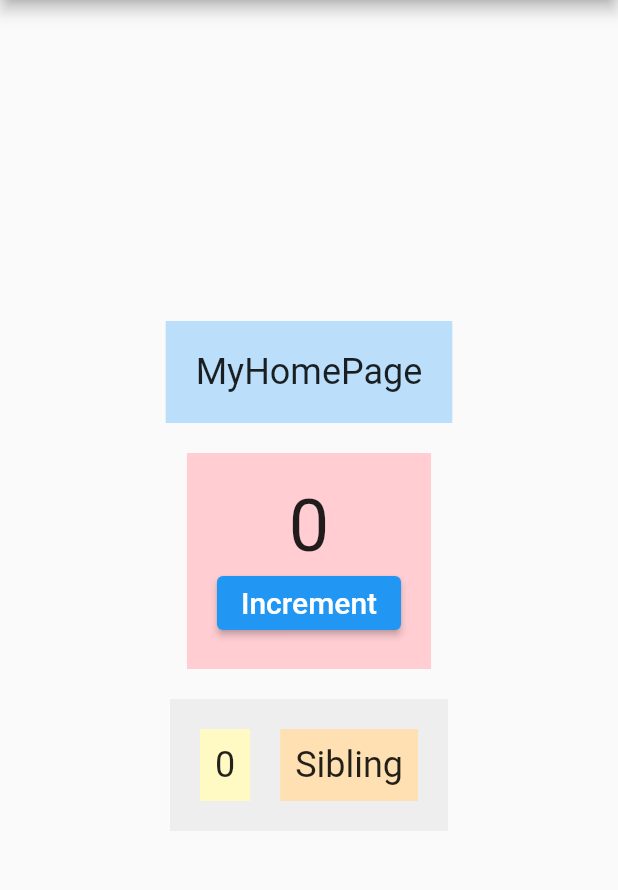
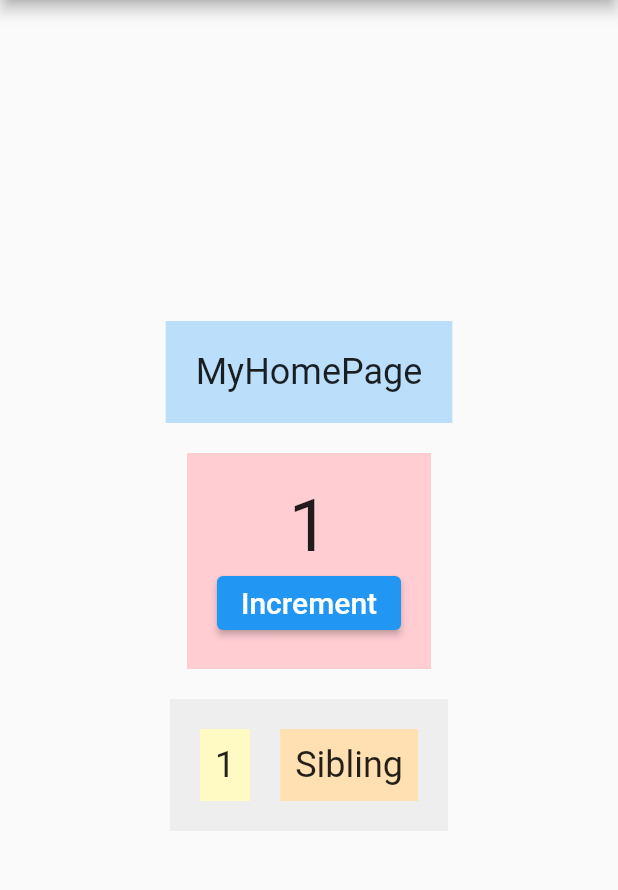
Before and after one commit to 30ML/Dart-Flutter_study, a Flutter app: the screen it shows after launch, after a tap on "Increment", on a phone screen of 412 x 824 dp, the part 84-974 px from its top. Run offline on Flutter 3.47's test engine with Material 2 defaults, Android fonts, the phone set to English and light mode, and no system bars; our stand-ins replace flutter_bloc, rxdart.

Commit message:
state management solution 없이 data와function 전달하기

```diff
--- a/Lecture/Flutter_Provider_Essential_Course/provider_overview_01/lib/main.dart
+++ b/Lecture/Flutter_Provider_Essential_Course/provider_overview_01/lib/main.dart
@@ -54,9 +54,16 @@ class _MyHomePageState extends State<MyHomePage> {
               ),
             ),
             const SizedBox(height: 20),
-            CounterA(),
+            //
+            CounterA(
+              counter: counter,
+              increment: increment,
+              /*** Inversion of Control ***/
+              // function의 reference를 child widget에게 전달하고,
+              // child widget에서 function을 call
+            ),
             const SizedBox(height: 20),
-            Middle(),
+            Middle(counter: counter),
           ],
         ),
       ),
@@ -65,7 +72,14 @@ class _MyHomePageState extends State<MyHomePage> {
 }
 
 class CounterA extends StatelessWidget {
-  const CounterA({Key? key}) : super(key: key);
+  final int counter;
+  final void Function() increment;
+
+  const CounterA({
+    Key? key,
+    required this.counter,
+    required this.increment,
+  }) : super(key: key);
 
   @override
   Widget build(BuildContext context) {
@@ -75,11 +89,11 @@ class CounterA extends StatelessWidget {
       child: Column(
         children: [
           Text(
-            '0',
+            '$counter',
             style: const TextStyle(fontSize: 48),
           ),
           ElevatedButton(
-            onPressed: () {},
+            onPressed: increment,
             child: const Text(
               'Increment',
               style: TextStyle(fontSize: 20),
@@ -92,7 +106,12 @@ class CounterA extends StatelessWidget {
 }
 
 class Middle extends StatelessWidget {
-  const Middle({Key? key}) : super(key: key);
+  final int counter;
+
+  const Middle({
+    Key? key,
+    required this.counter,
+  }) : super(key: key);
 
   @override
   Widget build(BuildContext context) {
@@ -103,9 +122,9 @@ class Middle extends StatelessWidget {
         mainAxisAlignment: MainAxisAlignment.center,
         mainAxisSize: MainAxisSize.min,
         children: [
-          CounterB(),
+          CounterB(counter: counter),
           const SizedBox(width: 20),
-          Sibling(),
+          const Sibling(),
         ],
       ),
     );
@@ -113,7 +132,12 @@ class Middle extends StatelessWidget {
 }
 
 class CounterB extends StatelessWidget {
-  const CounterB({Key? key}) : super(key: key);
+  final int counter;
+
+  const CounterB({
+    Key? key,
+    required this.counter,
+  }) : super(key: key);
 
   @override
   Widget build(BuildContext context) {
@@ -121,7 +145,7 @@ class CounterB extends StatelessWidget {
       color: Colors.yellow[100],
       padding: const EdgeInsets.all(10),
       child: Text(
-        '0',
+        '$counter',
         style: const TextStyle(fontSize: 24),
       ),
     );
```
